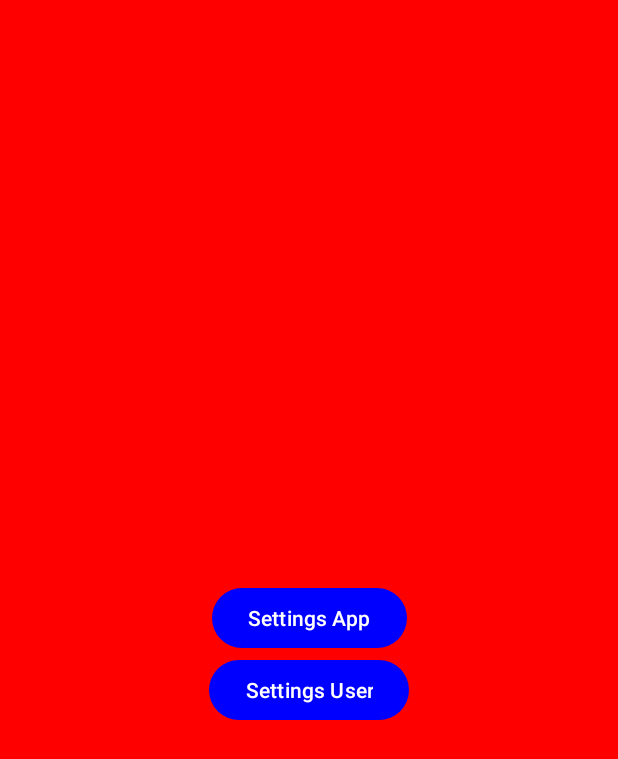
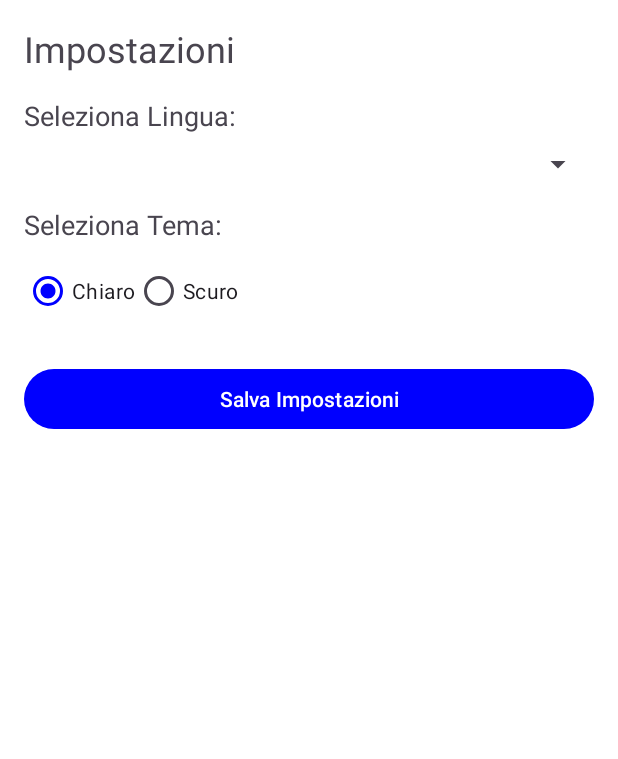
Before and after one commit to giuliavanni/Mobile-25-MeteoApp, an Android app: the layout fragment_settings.xml on its own in the app's theme, with its tools: preview values and no code run, on a phone screen of 412 x 824 dp. Shown: the top 759 px of the screen. Run offline under Robolectric (Android 15) with nearby library versions, the phone set to English and light mode, and no system bars.

Commit message:
added settings activity whit icon in toolbar

```diff
--- a/ui/src/main/res/layout/fragment_settings.xml
+++ b/ui/src/main/res/layout/fragment_settings.xml
@@ -1,35 +1,66 @@
 <?xml version="1.0" encoding="utf-8"?>
-<FrameLayout xmlns:android="http://schemas.android.com/apk/res/android"
-    xmlns:tools="http://schemas.android.com/tools"
+<LinearLayout xmlns:android="http://schemas.android.com/apk/res/android"
     android:layout_width="match_parent"
     android:layout_height="match_parent"
-    xmlns:app="http://schemas.android.com/apk/res-auto"
-    tools:context="com.corsolp.ui.settings.SettingsFragment"
-    android:background="@color/bg_settings_fragment">
+    android:orientation="vertical"
+    android:padding="16dp">
 
-    <androidx.constraintlayout.widget.ConstraintLayout
+    <!-- Titolo -->
+    <TextView
+        android:layout_width="wrap_content"
+        android:layout_height="wrap_content"
+        android:text="Impostazioni"
+        android:textSize="24sp"
+        android:paddingBottom="16dp"/>
+
+    <!-- Sezione Lingua -->
+    <TextView
+        android:layout_width="wrap_content"
+        android:layout_height="wrap_content"
+        android:text="Seleziona Lingua:"
+        android:textSize="18sp"
+        android:paddingBottom="8dp"/>
+
+    <Spinner
+        android:id="@+id/spinnerLanguage"
         android:layout_width="match_parent"
-        android:layout_height="match_parent">
+        android:layout_height="wrap_content"/>
 
-        <Button
-            android:id="@+id/btnSettingsApp"
+    <!-- Sezione Tema -->
+    <TextView
+        android:layout_width="wrap_content"
+        android:layout_height="wrap_content"
+        android:text="Seleziona Tema:"
+        android:textSize="18sp"
+        android:paddingTop="16dp"
+        android:paddingBottom="8dp"/>
+
+    <RadioGroup
+        android:id="@+id/radioGroupTheme"
+        android:layout_width="match_parent"
+        android:layout_height="wrap_content"
+        android:orientation="horizontal">
+
+        <RadioButton
+            android:id="@+id/radioLight"
             android:layout_width="wrap_content"
             android:layout_height="wrap_content"
-            app:layout_constraintTop_toTopOf="parent"
-            app:layout_constraintBottom_toBottomOf="parent"
-            app:layout_constraintStart_toStartOf="parent"
-            app:layout_constraintEnd_toEndOf="parent"
-            android:text="@string/settings_app"/>
+            android:text="Chiaro"
+            android:checked="true"/>
 
-        <Button
-            android:id="@+id/btnSettingsUser"
+        <RadioButton
+            android:id="@+id/radioDark"
             android:layout_width="wrap_content"
             android:layout_height="wrap_content"
-            app:layout_constraintTop_toBottomOf="@id/btnSettingsApp"
-            app:layout_constraintStart_toStartOf="parent"
-            app:layout_constraintEnd_toEndOf="parent"
-            android:text="@string/settings_user"/>
+            android:text="Scuro"/>
+    </RadioGroup>
 
-    </androidx.constraintlayout.widget.ConstraintLayout>
 
-</FrameLayout>
+    <Button
+        android:id="@+id/btnSaveSettings"
+        android:layout_width="match_parent"
+        android:layout_height="wrap_content"
+        android:text="Salva Impostazioni"
+        android:layout_marginTop="24dp"/>
+
+</LinearLayout>
```
Also changed, not shown: domain/src/main/java/com/corsolp/domain/SettingsManager.kt (added, +31 -0 lines), ui/src/main/java/com/corsolp/ui/settings/SettingsActivity.kt (+63 -3 lines), ui/src/main/res/layout/activity_settings.xml (+56 -10 lines), ui/src/main/res/menu/menu_main.xml (added, +11 -0 lines).
